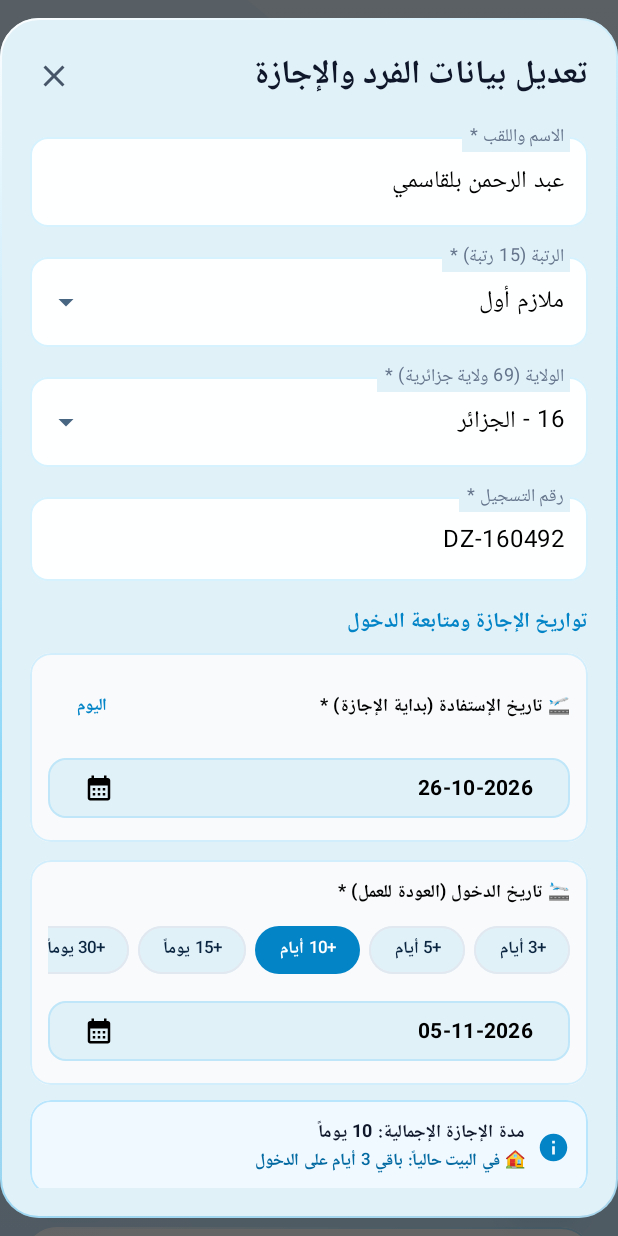
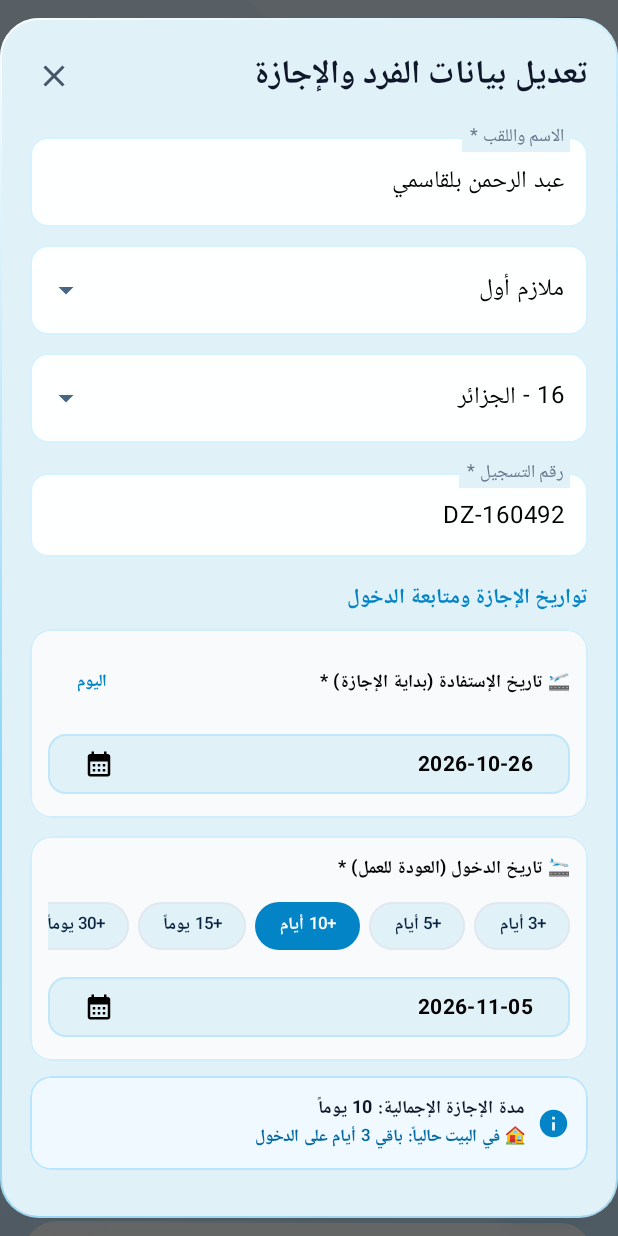
Before and after one commit to charfeddine23/Respit, an Android app built with Jetpack Compose: the screen it shows after launch (MainActivity), after a tap on "تعديل", on a phone screen of 412 x 824 dp. Run offline under Robolectric (Android 15) with nearby library versions, the phone set to English and light mode, and no system bars; our stand-ins replace Room's generated code; 2 other taps on this screen came first.

Commit message:
refactor: standardize date format and update UI
Change all date formats to yyyy-MM-dd, clean up version display in the UI, and update app versioning.

```diff
--- a/app/build.gradle.kts
+++ b/app/build.gradle.kts
@@ -14,8 +14,8 @@ android {
 
   val baseMajor = 1
   val baseMinor = 42
-  val basePatch = 2
-  val baseCode = 142
+  val basePatch = 3
+  val baseCode = 143
 
   val runNumber = System.getenv("GITHUB_RUN_NUMBER")?.toIntOrNull()
     ?: (project.findProperty("versionCode") as? String)?.toIntOrNull()
--- a/app/src/main/java/com/example/MainActivity.kt
+++ b/app/src/main/java/com/example/MainActivity.kt
@@ -424,20 +424,12 @@ fun LeaveTrackerMainApp(viewModel: PersonnelViewModel) {
                                                 )
                                             }
                                             Spacer(modifier = Modifier.width(10.dp))
-                                            Column {
                                             Text(
                                                 text = AppStrings.get("app_title", currentLang),
                                                 style = MaterialTheme.typography.titleMedium,
                                                 fontWeight = FontWeight.ExtraBold,
                                                 color = MaterialTheme.colorScheme.onSurface
                                             )
-                                                Text(
-                                                    text = "v${com.example.BuildConfig.VERSION_NAME} (${com.example.BuildConfig.VERSION_CODE})",
-                                                    style = MaterialTheme.typography.labelSmall,
-                                                    fontSize = 10.sp,
-                                                    color = MaterialTheme.colorScheme.primary
-                                                )
-                                            }
                                         }
 
                                         // Right Side (الجهة اليمنى): Quick Notifications & Drawer Menu Button
--- a/app/src/main/java/com/example/data/Personnel.kt
+++ b/app/src/main/java/com/example/data/Personnel.kt
@@ -160,13 +160,13 @@ data class Personnel(
 
     val formattedStartDate: String
         get() {
-            val sdf = SimpleDateFormat("dd-MM-yyyy", Locale.US)
+            val sdf = SimpleDateFormat("yyyy-MM-dd", Locale.US)
             return "\u200E${sdf.format(Date(startDateMillis))}\u200E"
         }
 
     val formattedReturnDate: String
         get() {
-            val sdf = SimpleDateFormat("dd-MM-yyyy", Locale.US)
+            val sdf = SimpleDateFormat("yyyy-MM-dd", Locale.US)
             return "\u200E${sdf.format(Date(returnDateMillis))}\u200E"
         }
 
--- a/app/src/main/java/com/example/ui/PersonnelViewModel.kt
+++ b/app/src/main/java/com/example/ui/PersonnelViewModel.kt
@@ -286,7 +286,7 @@ class PersonnelViewModel(application: Application) : AndroidViewModel(applicatio
     ) { list, pinned, dismissed, threshold, lang ->
         val result = mutableListOf<AppNotification>()
         val today = Personnel.toStartOfDay(System.currentTimeMillis())
-        val sdf = SimpleDateFormat("dd-MM-yyyy", Locale.US)
+        val sdf = SimpleDateFormat("yyyy-MM-dd", Locale.US)
 
         list.forEach { p ->
             val startDay = Personnel.toStartOfDay(p.startDateMillis)
--- a/app/src/main/java/com/example/ui/components/AddEditPersonnelDialog.kt
+++ b/app/src/main/java/com/example/ui/components/AddEditPersonnelDialog.kt
@@ -131,7 +131,7 @@ fun AddEditPersonnelDialog(
     var typeDropdownExpanded by remember { mutableStateOf(false) }
     var errorMessage by remember { mutableStateOf<String?>(null) }
 
-    val sdf = remember { SimpleDateFormat("dd-MM-yyyy", Locale.US) }
+    val sdf = remember { SimpleDateFormat("yyyy-MM-dd", Locale.US) }
 
     // Start Date Picker
     val startCal = Calendar.getInstance().apply { timeInMillis = startDateMillis }
@@ -290,7 +290,7 @@ fun AddEditPersonnelDialog(
                         value = rank,
                         onValueChange = {},
                         readOnly = true,
-                        label = { Text("الرتبة (15 رتبة) *") },
+                        placeholder = { Text("الرتبة") },
                         trailingIcon = { ExposedDropdownMenuDefaults.TrailingIcon(expanded = rankDropdownExpanded) },
                         colors = inputColors,
                         modifier = Modifier
@@ -327,7 +327,7 @@ fun AddEditPersonnelDialog(
                         value = wilaya,
                         onValueChange = {},
                         readOnly = true,
-                        label = { Text("الولاية (69 ولاية جزائرية) *") },
+                        placeholder = { Text("الولاية") },
                         trailingIcon = { ExposedDropdownMenuDefaults.TrailingIcon(expanded = wilayaDropdownExpanded) },
                         colors = inputColors,
                         modifier = Modifier
@@ -653,7 +653,7 @@ fun AddEditPersonnelDialog(
                         value = leaveType,
                         onValueChange = {},
                         readOnly = true,
-                        label = { Text("نوع الإجازة / العطلة (4 أنواع)") },
+                        placeholder = { Text("نوع الإجازة / العطلة") },
                         trailingIcon = { ExposedDropdownMenuDefaults.TrailingIcon(expanded = typeDropdownExpanded) },
                         colors = inputColors,
                         modifier = Modifier
--- a/app/src/main/java/com/example/ui/components/SideNavigationDrawerContent.kt
+++ b/app/src/main/java/com/example/ui/components/SideNavigationDrawerContent.kt
@@ -147,23 +147,12 @@ fun SideNavigationDrawerContent(
                 Spacer(modifier = Modifier.height(10.dp))
 
                 // Version 1.42.2 Badge
-                Row(
-                    modifier = Modifier.fillMaxWidth(),
-                    horizontalArrangement = Arrangement.spacedBy(8.dp)
-                ) {
-                    Surface(
-                        color = MaterialTheme.colorScheme.primary.copy(alpha = 0.15f),
-                        shape = RoundedCornerShape(50.dp)
-                    ) {
-                        Text(
-                            text = "v${com.example.BuildConfig.VERSION_NAME} (${com.example.BuildConfig.VERSION_CODE})",
-                            style = MaterialTheme.typography.labelSmall,
-                            fontWeight = FontWeight.Bold,
-                            color = MaterialTheme.colorScheme.primary,
-                            modifier = Modifier.padding(horizontal = 12.dp, vertical = 3.dp)
-                        )
-                    }
-                }
+                Text(
+                    text = AppStrings.get("app_subtitle", currentLang),
+                    style = MaterialTheme.typography.labelSmall,
+                    color = Color(0xFFCBD5E1),
+                    fontSize = 11.sp
+                )
             }
         }
 
@@ -440,10 +429,10 @@ fun SideNavigationDrawerContent(
         Spacer(modifier = Modifier.height(16.dp))
 
         Text(
-            text = "Respite Pulse - v${com.example.BuildConfig.VERSION_NAME} (${com.example.BuildConfig.VERSION_CODE})",
+            text = "Respite Pulse",
             style = MaterialTheme.typography.labelSmall,
             color = Color(0xFF94A3B8),
-            fontSize = 10.sp,
+            fontSize = 11.sp,
             modifier = Modifier.align(Alignment.CenterHorizontally)
         )
     }
```
Lines whose indentation alone changed are shown as unchanged.
